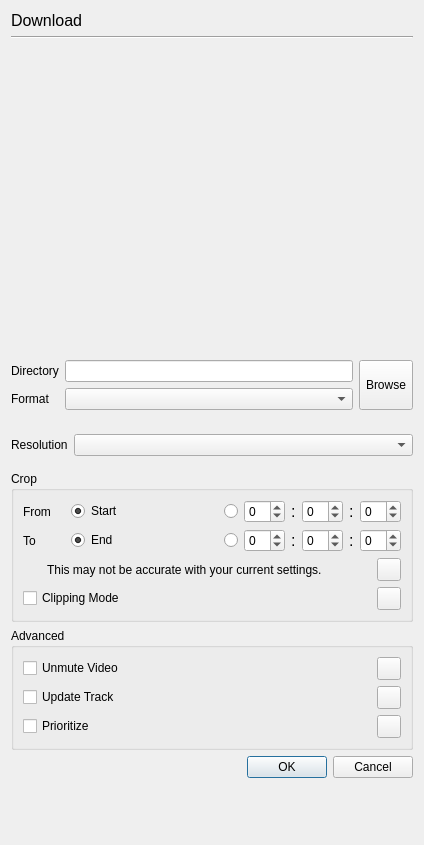
This is resources/ui/downloadMenu.ui in devhotteok/TwitchLink as Qt 5 draws it before an edit. The edited form follows.
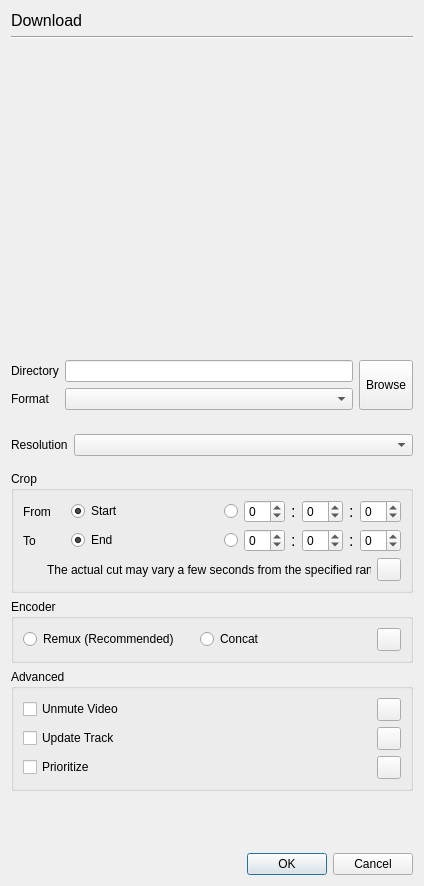
This is the edited form. Icons and pictures are not drawn.

Diff of the .ui file:
```diff
--- a/resources/ui/downloadMenu.ui
+++ b/resources/ui/downloadMenu.ui
@@ -7,7 +7,7 @@
     <x>0</x>
     <y>0</y>
     <width>420</width>
-    <height>804</height>
+    <height>864</height>
    </rect>
   </property>
   <property name="sizePolicy">
@@ -16,11 +16,6 @@
     <verstretch>0</verstretch>
    </sizepolicy>
   </property>
-  <property name="font">
-   <font>
-    <pointsize>9</pointsize>
-   </font>
-  </property>
   <property name="windowTitle">
    <string>Download Menu</string>
   </property>
@@ -576,7 +571,7 @@
                 </sizepolicy>
                </property>
                <property name="text">
-                <string>This may not be accurate with your current settings.</string>
+                <string>The actual cut may vary a few seconds from the specified range.</string>
                </property>
               </widget>
              </item>
@@ -649,30 +644,31 @@
            </widget>
           </widget>
          </item>
+        </layout>
+       </widget>
+      </item>
          <item>
-          <widget class="QWidget" name="clippingModeArea" native="true">
-           <layout class="QHBoxLayout" name="clippingModeAreaLayout">
-            <property name="leftMargin">
-             <number>0</number>
-            </property>
-            <property name="topMargin">
-             <number>0</number>
-            </property>
-            <property name="rightMargin">
-             <number>0</number>
-            </property>
-            <property name="bottomMargin">
-             <number>0</number>
-            </property>
+       <widget class="QGroupBox" name="encoderArea">
+        <property name="title">
+         <string>Encoder</string>
+        </property>
+        <layout class="QHBoxLayout" name="encoderAreaLayout">
+         <item>
+          <widget class="QRadioButton" name="remuxRadioButton">
+           <property name="text">
+            <string>Remux (Recommended)</string>
+           </property>
+          </widget>
+         </item>
             <item>
-             <widget class="QCheckBox" name="clippingModeCheckBox">
+          <widget class="QRadioButton" name="concatRadioButton">
               <property name="text">
-               <string>Clipping Mode</string>
+            <string>Concat</string>
               </property>
              </widget>
             </item>
             <item>
-             <widget class="QToolButton" name="clippingModeInfo">
+          <widget class="QToolButton" name="encoderInfo">
               <property name="toolTip">
                <string>Help</string>
               </property>
@@ -680,9 +676,6 @@
                <iconset>
                 <normaloff>../icons/help.svg</normaloff>../icons/help.svg</iconset>
               </property>
-             </widget>
-            </item>
-           </layout>
           </widget>
          </item>
         </layout>
@@ -815,17 +808,7 @@
     </widget>
    </item>
    <item>
-    <widget class="QDialogButtonBox" name="buttonBox">
-     <property name="orientation">
-      <enum>Qt::Horizontal</enum>
-     </property>
-     <property name="standardButtons">
-      <set>QDialogButtonBox::Cancel|QDialogButtonBox::Ok</set>
-     </property>
-    </widget>
-   </item>
-   <item>
-    <widget class="QWidget" name="adArea_1" native="true">
+    <widget class="QWidget" name="partnerContentArea_1" native="true">
      <property name="minimumSize">
       <size>
        <width>320</width>
@@ -851,6 +834,16 @@
      </layout>
     </widget>
    </item>
+   <item>
+    <widget class="QDialogButtonBox" name="buttonBox">
+     <property name="orientation">
+      <enum>Qt::Horizontal</enum>
+     </property>
+     <property name="standardButtons">
+      <set>QDialogButtonBox::Cancel|QDialogButtonBox::Ok</set>
+     </property>
+    </widget>
+   </item>
   </layout>
  </widget>
  <resources/>
```
Lines whose indentation alone changed are shown as unchanged.
